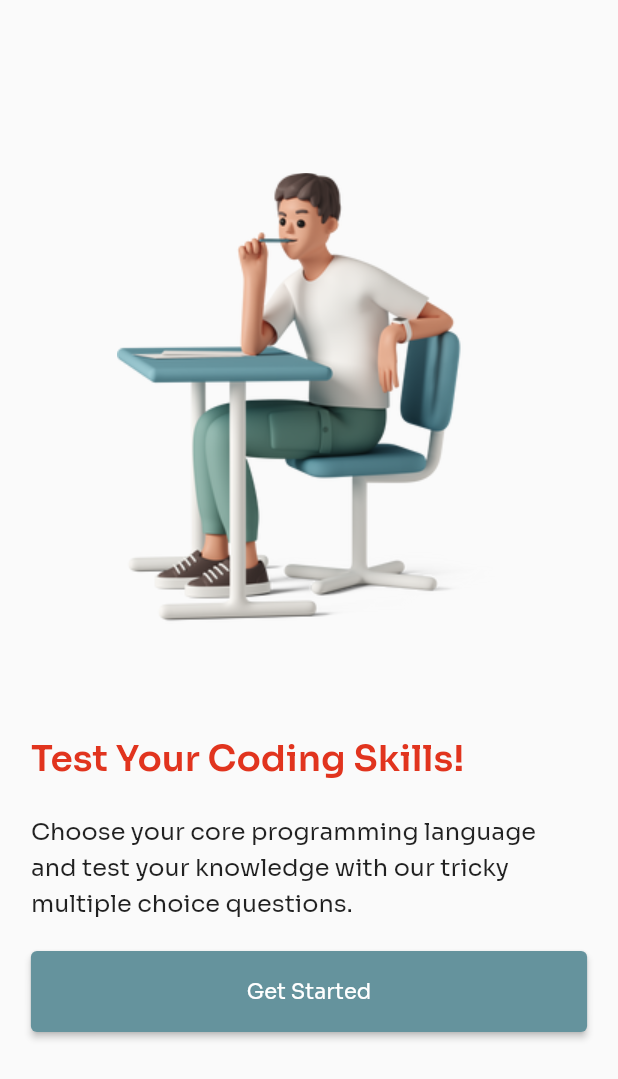
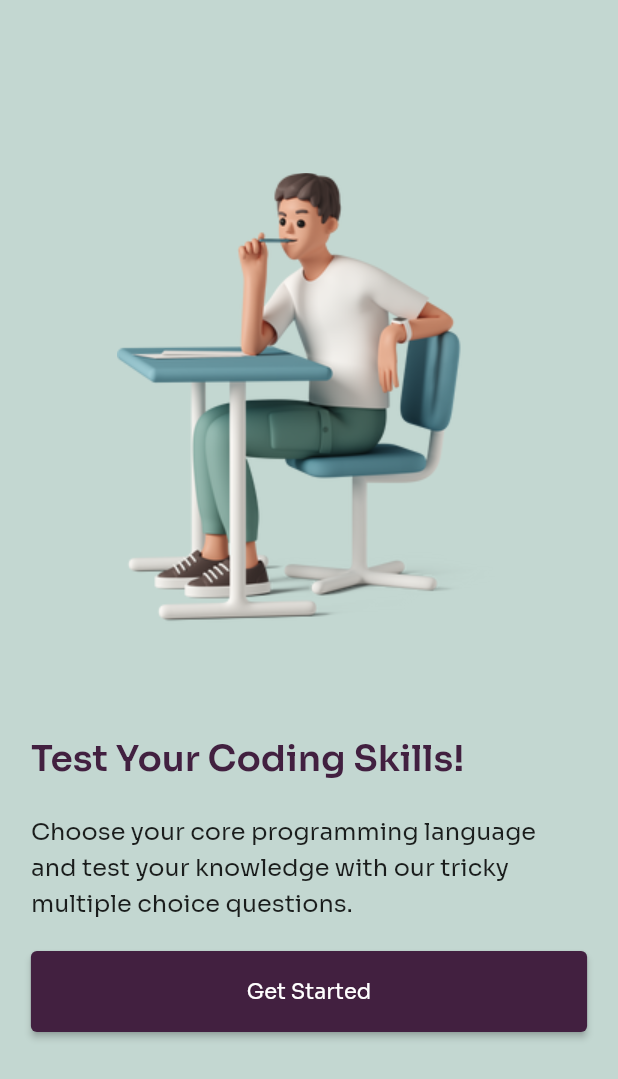
Before and after one commit to rinn-dev/quizz-app-flutter, a Flutter app: the screen it shows after launch, on a phone screen of 412 x 824 dp. Shown: the top 1079 px of the screen. Run offline on Flutter 3.47's test engine with Material 2 defaults, Android fonts, the light colour scheme and no system bars; our stand-ins replace cached_network_image, cloud_firestore, firebase_core, firebase_storage, get; accounts and stored records are empty; statements that could not run were skipped; project files that could hold a hidden picture were left out.

Commit message:
Quizz Card and Screens UI Update

```diff
--- a/lib/constants/colors.dart
+++ b/lib/constants/colors.dart
@@ -1,2 +1,5 @@
 const primaryColor = 0xff65939d;
-const secondaryColor = 0xffe1341e;
+const secondaryColor = 0xff422040;
+const softBackground = 0xffe3d985;
+const highlightColor = 0xffe57a44;
+const softScreenBackground = 0xffc3d7d1;
--- a/lib/models/Quizz.model.dart
+++ b/lib/models/Quizz.model.dart
@@ -49,6 +49,10 @@ class Quizz {
       data['questions'] = questions!.map((v) => v.toJson()).toList();
     }
     return data;
+  }
+
+  int generateMinutes() {
+    return (timeSeconds / 60).round();
   }
 }
 
--- a/lib/screens/introduction/introduction.dart
+++ b/lib/screens/introduction/introduction.dart
@@ -9,6 +9,7 @@ class AppWelcomeScreen extends StatelessWidget {
   @override
   Widget build(BuildContext context) {
     return Scaffold(
+      backgroundColor: const Color(softScreenBackground),
       body: Container(
         alignment: Alignment.center,
         padding:
@@ -50,7 +51,7 @@ class AppWelcomeScreen extends StatelessWidget {
               child: LongButton(
                 buttonText: "Get Started",
                 onClicked: () => Get.offAllNamed("/home"),
-                bgColor: primaryColor,
+                bgColor: secondaryColor,
               ),
             ),
           ],
--- a/lib/widgets/long_button.dart
+++ b/lib/widgets/long_button.dart
@@ -1,29 +1,32 @@
 import 'package:flutter/material.dart';
-import 'package:quizz_app/constants/colors.dart';
 
 class LongButton extends StatelessWidget {
   final String buttonText;
   final VoidCallback onClicked;
   final int bgColor;
-  const LongButton(
-      {super.key,
+  final int? textColor;
+  const LongButton({
+    super.key,
     required this.buttonText,
     required this.onClicked,
-      required this.bgColor});
+    required this.bgColor,
+    this.textColor,
+  });
 
   @override
   Widget build(BuildContext context) {
-    return Container(
-      child: ElevatedButton(
+    return ElevatedButton(
       onPressed: onClicked,
       style: ElevatedButton.styleFrom(
         backgroundColor: Color(bgColor),
+        foregroundColor: textColor != null ? Color(textColor!) : Colors.white,
         padding: const EdgeInsets.all(18.0),
-          textStyle:
-              const TextStyle(fontWeight: FontWeight.w400, fontFamily: 'Sora'),
+        textStyle: const TextStyle(
+          fontWeight: FontWeight.w400,
+          fontFamily: 'Sora',
+        ),
       ),
       child: Text(buttonText),
-      ),
     );
   }
 }
```
Also changed, not shown: lib/screens/home/home.dart (+14 -24 lines), lib/screens/splash/splash_screen.dart (+5 -2 lines), lib/widgets/icon_text.dart (added, +30 -0 lines), lib/widgets/quizz_card.dart (added, +39 -0 lines), lib/widgets/quizz_card_contents.dart (added, +60 -0 lines), lib/widgets/quizz_icon.dart (added, +35 -0 lines). Lines whose indentation alone changed are shown as unchanged.
